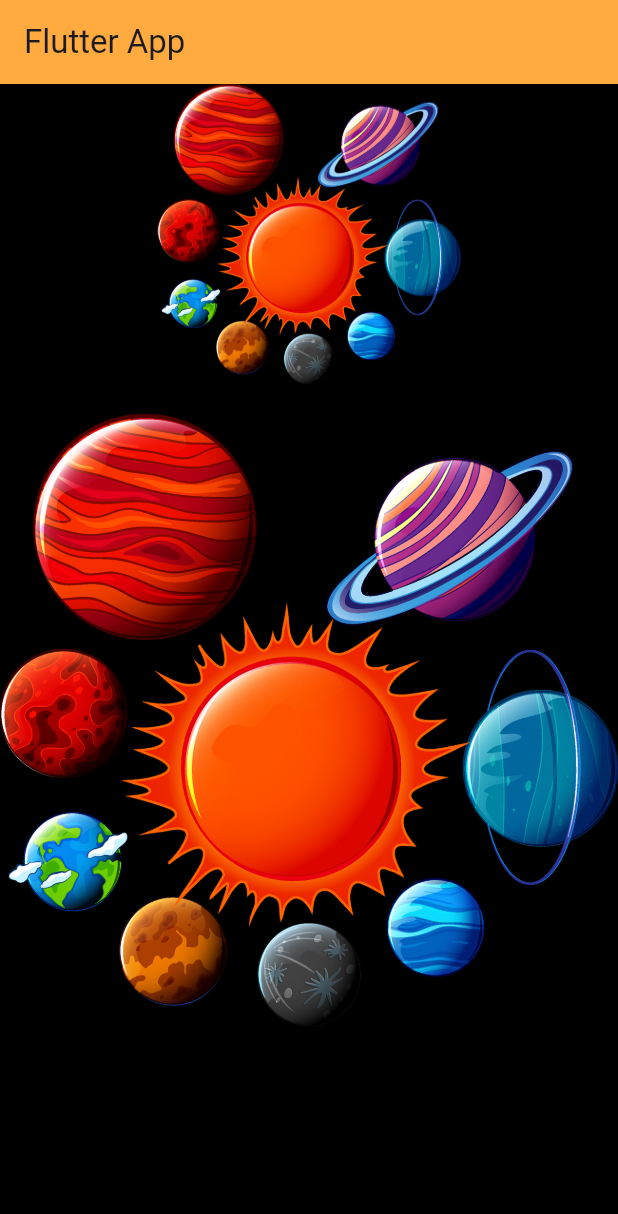
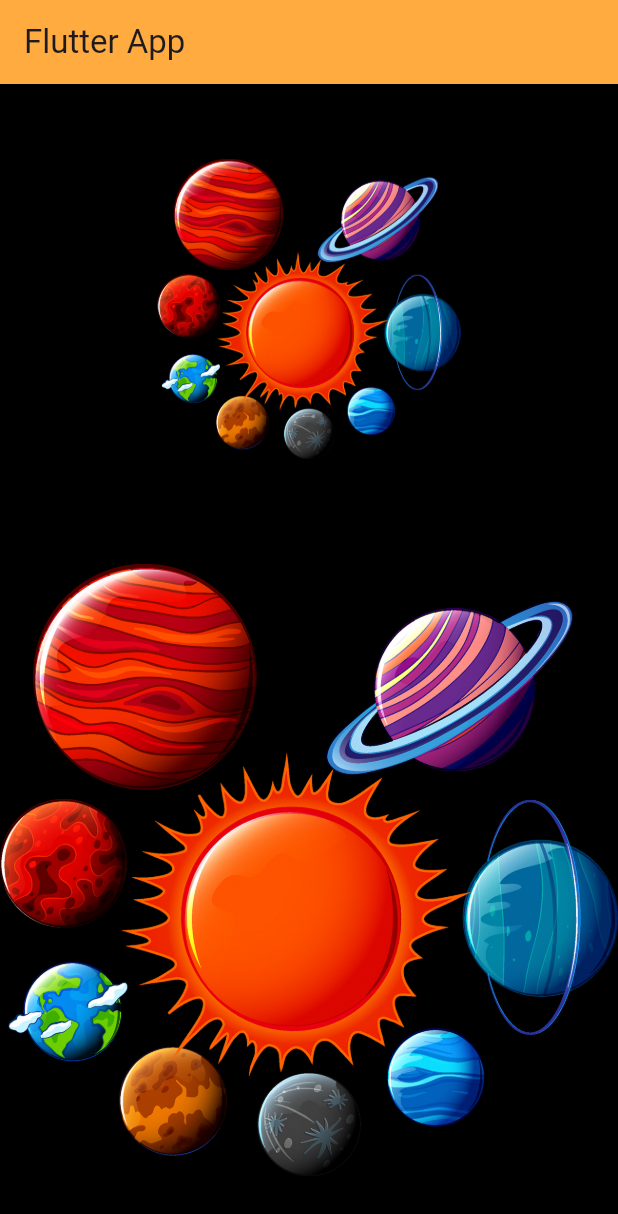
Before and after one commit to JahanRazh/My_First_Flutter_App, a Flutter app: the screen it shows after launch, on a phone screen of 412 x 824 dp. Shown: the top 1214 px of the screen. Run offline on Flutter 3.47's test engine with Material 3 defaults, Android fonts, the phone set to English and light mode, and no system bars.

Commit message:
add padding around asset image in main.dart for improved layout

```diff
--- a/lib/main.dart
+++ b/lib/main.dart
@@ -20,9 +20,13 @@ class MyApp extends StatelessWidget {
         body: Center(
           child: Column(
             children: [
-              Image.asset(
-                "assets/space1.png",
-                height: 200,
+              Padding(
+                padding: const EdgeInsets.all(
+                    50.0), // all repalce pading customize "only" use (top/bottom/lefr/right)
+                child: Image.asset(
+                  "assets/space1.png",
+                  height: 200,
+                ),
               ),
               const SizedBox(
                 height: 20,
```
